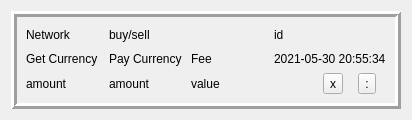
The window that src/trade_widget.ui (biddisco/lxqt-build-tools) describes before a commit, drawn with Qt 5.
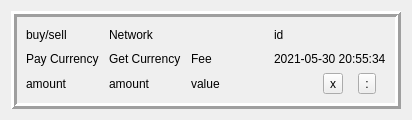
The same window after the commit.

Commit message:
Add xrpl limit orders, Make trade_data consistent for bitstamp/xrpl
Put in place signing and cancellation of ledger orders

TakerPay and TakerGet are now used consistently and we
modify bitstamp orders to use this format to simplify
some of the logic aroud placing and displaying orders

```diff
--- a/src/trade_widget.ui
+++ b/src/trade_widget.ui
@@ -27,81 +27,13 @@
      </property>
      <layout class="QGridLayout" name="gridLayout">
       <item row="1" column="3">
-       <widget class="QLabel" name="date_time">
-        <property name="text">
-         <string>2021-05-30 20:55:34</string>
-        </property>
-       </widget>
-      </item>
-      <item row="1" column="1">
-       <widget class="QLabel" name="taker_payc">
-        <property name="text">
-         <string>Pay Currency</string>
-        </property>
-        <property name="alignment">
-         <set>Qt::AlignLeading|Qt::AlignLeft|Qt::AlignVCenter</set>
-        </property>
-       </widget>
-      </item>
-      <item row="0" column="1">
-       <widget class="QLabel" name="buy_sell">
-        <property name="text">
-         <string>buy/sell</string>
-        </property>
-       </widget>
-      </item>
-      <item row="1" column="0">
-       <widget class="QLabel" name="taker_getc">
-        <property name="text">
-         <string>Get Currency</string>
-        </property>
-        <property name="alignment">
-         <set>Qt::AlignLeading|Qt::AlignLeft|Qt::AlignVCenter</set>
-        </property>
-       </widget>
-      </item>
-      <item row="0" column="0">
-       <widget class="QLabel" name="network">
-        <property name="text">
-         <string>Network</string>
-        </property>
-        <property name="alignment">
-         <set>Qt::AlignLeading|Qt::AlignLeft|Qt::AlignVCenter</set>
-        </property>
-       </widget>
-      </item>
-      <item row="1" column="2">
        <widget class="QLabel" name="fee">
         <property name="text">
          <string>Fee</string>
         </property>
        </widget>
       </item>
-      <item row="2" column="0">
-       <widget class="QLabel" name="taker_get">
-        <property name="text">
-         <string>amount</string>
-        </property>
-       </widget>
-      </item>
-      <item row="2" column="1">
-       <widget class="QLabel" name="taker_pay">
-        <property name="text">
-         <string>amount</string>
-        </property>
-       </widget>
-      </item>
-      <item row="2" column="2">
-       <widget class="QLabel" name="exchange_rate">
-        <property name="text">
-         <string>value</string>
-        </property>
-        <property name="alignment">
-         <set>Qt::AlignLeading|Qt::AlignLeft|Qt::AlignVCenter</set>
-        </property>
-       </widget>
-      </item>
-      <item row="2" column="3">
+      <item row="2" column="4">
        <layout class="QHBoxLayout" name="horizontalLayout_2">
         <item>
          <spacer name="horizontalSpacer">
@@ -141,13 +73,81 @@
         </item>
        </layout>
       </item>
-      <item row="0" column="3">
+      <item row="0" column="4">
        <widget class="QLabel" name="id">
         <property name="text">
          <string>id</string>
         </property>
        </widget>
       </item>
+      <item row="1" column="4">
+       <widget class="QLabel" name="date_time">
+        <property name="text">
+         <string>2021-05-30 20:55:34</string>
+        </property>
+       </widget>
+      </item>
+      <item row="0" column="1">
+       <widget class="QLabel" name="network">
+        <property name="text">
+         <string>Network</string>
+        </property>
+        <property name="alignment">
+         <set>Qt::AlignLeading|Qt::AlignLeft|Qt::AlignVCenter</set>
+        </property>
+       </widget>
+      </item>
+      <item row="1" column="1">
+       <widget class="QLabel" name="taker_getc">
+        <property name="text">
+         <string>Get Currency</string>
+        </property>
+        <property name="alignment">
+         <set>Qt::AlignLeading|Qt::AlignLeft|Qt::AlignVCenter</set>
+        </property>
+       </widget>
+      </item>
+      <item row="2" column="1">
+       <widget class="QLabel" name="taker_get">
+        <property name="text">
+         <string>amount</string>
+        </property>
+       </widget>
+      </item>
+      <item row="2" column="3">
+       <widget class="QLabel" name="exchange_rate">
+        <property name="text">
+         <string>value</string>
+        </property>
+        <property name="alignment">
+         <set>Qt::AlignLeading|Qt::AlignLeft|Qt::AlignVCenter</set>
+        </property>
+       </widget>
+      </item>
+      <item row="1" column="0">
+       <widget class="QLabel" name="taker_payc">
+        <property name="text">
+         <string>Pay Currency</string>
+        </property>
+        <property name="alignment">
+         <set>Qt::AlignLeading|Qt::AlignLeft|Qt::AlignVCenter</set>
+        </property>
+       </widget>
+      </item>
+      <item row="2" column="0">
+       <widget class="QLabel" name="taker_pay">
+        <property name="text">
+         <string>amount</string>
+        </property>
+       </widget>
+      </item>
+      <item row="0" column="0">
+       <widget class="QLabel" name="buy_sell">
+        <property name="text">
+         <string>buy/sell</string>
+        </property>
+       </widget>
+      </item>
      </layout>
     </widget>
    </item>
```
The commit also changes 10 other files.
